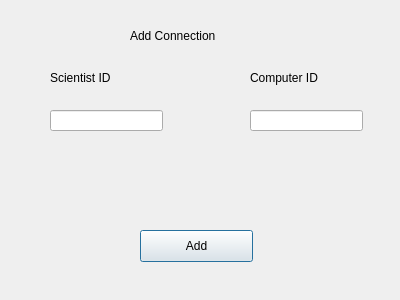
streamerinn/Verklegt-1, file GUI-verklegtVika3/addconnection.ui: the form before one commit.
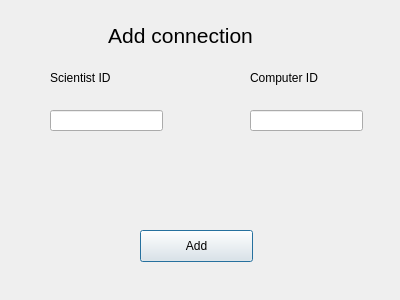
The form after the commit. Icons and pictures are not drawn.

Commit message: lagadi label names og window icons

Diff of the .ui file:
```diff
--- a/GUI-verklegtVika3/addconnection.ui
+++ b/GUI-verklegtVika3/addconnection.ui
@@ -16,14 +16,14 @@
   <widget class="QLabel" name="label">
    <property name="geometry">
     <rect>
-     <x>130</x>
+     <x>100</x>
      <y>20</y>
-     <width>131</width>
+     <width>161</width>
      <height>31</height>
     </rect>
    </property>
    <property name="text">
-    <string>Add Connection</string>
+    <string>&lt;html&gt;&lt;head/&gt;&lt;body&gt;&lt;p align=&quot;center&quot;&gt;&lt;span style=&quot; font-size:16pt;&quot;&gt;Add connection&lt;/span&gt;&lt;/p&gt;&lt;/body&gt;&lt;/html&gt;</string>
    </property>
   </widget>
   <widget class="QLineEdit" name="insertSciID">
```
Left out of the diff: 10 changed lines with no effect on the pictures. The commit also changes 7 other files.
